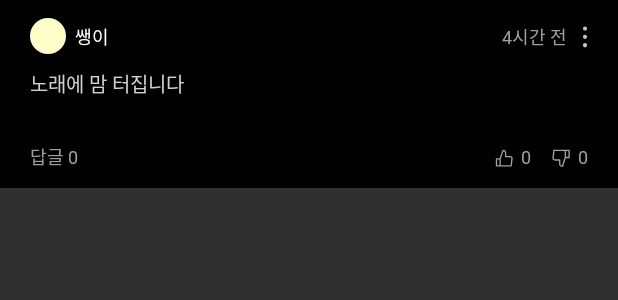
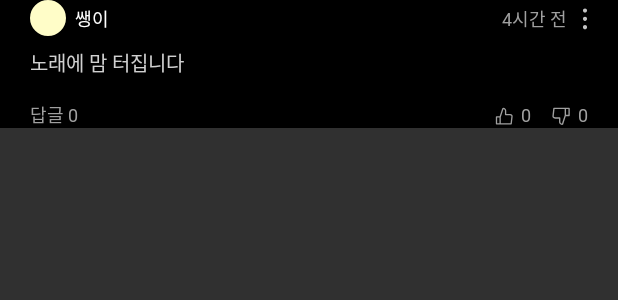
Before and after one commit to SOPT-30th-Team12-Melon/Melon-AOS, an Android app: the layout item_comment.xml on its own in the app's theme, with its tools: preview values and no code run, on a phone screen of 412 x 824 dp. Shown: the top 300 px of the screen. Run offline under Robolectric (Android 15) with nearby library versions, the phone set to English and light mode, and no system bars.

Commit message:
[MOD] padding 사이즈 변경

```diff
--- a/app/src/main/res/layout/item_comment.xml
+++ b/app/src/main/res/layout/item_comment.xml
@@ -16,8 +16,8 @@
         android:layout_width="match_parent"
         android:layout_height="wrap_content"
         android:background="@color/black"
-        android:paddingVertical="12dp"
         tools:context=".presentation.AlbumFragment">
+        android:paddingVertical="8dp"
 
         <androidx.constraintlayout.widget.Guideline
             android:id="@+id/gl_start"
@@ -84,7 +84,7 @@
             android:id="@+id/tv_comment"
             android:layout_width="wrap_content"
             android:layout_height="wrap_content"
-            android:layout_marginTop="10dp"
+            android:layout_marginTop="8dp"
             android:fontFamily="@font/pretendard_l"
             android:text="@{commentData.comment}"
             android:textColor="@color/gray_300"
@@ -96,7 +96,7 @@
         <TextView
             android:layout_width="wrap_content"
             android:layout_height="wrap_content"
-            android:layout_marginTop="30dp"
+            android:layout_marginTop="16dp"
             android:fontFamily="@font/pretendard_l"
             android:text="답글 0"
             android:textColor="@color/gray_500"
```
